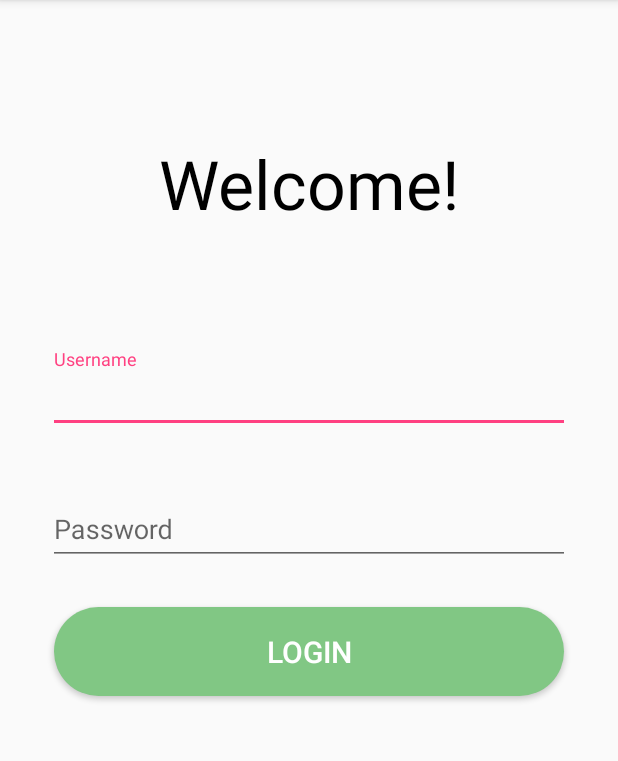
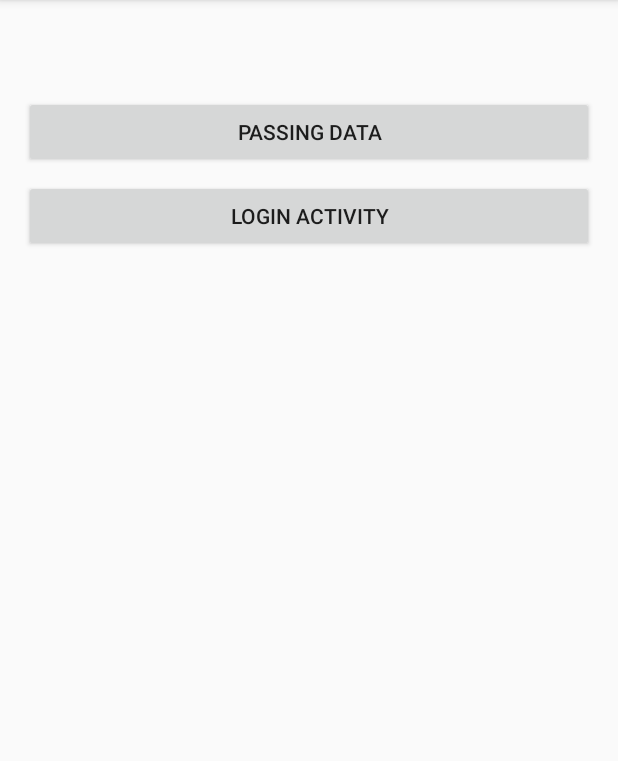
Before and after one commit to lianmafutra/Login_template, an Android app: the screen it shows after launch (MainActivity before the commit, BaseActivity after it), on a phone screen of 412 x 824 dp, the part 84-845 px from its top. Run offline under Robolectric (Android 15) with nearby library versions, the phone set to English and light mode, and no system bars; our stand-ins replace ButterKnife.

Commit message:
Passing data activity intent, bundle, parcelable

```diff
--- /dev/null
+++ b/app/src/main/java/com/myapp/login_template/activity/BaseActivity.java
@@ -0,0 +1,37 @@
+package com.myapp.login_template.activity;
+
+import android.content.Intent;
+import android.os.Bundle;
+import android.view.View;
+
+import androidx.appcompat.app.AppCompatActivity;
+
+import com.myapp.login_template.R;
+import com.myapp.login_template.activity.ListActivity.List_example;
+import com.myapp.login_template.activity.LoginActivity.LoginActivity;
+import com.myapp.login_template.activity.PassingData.PassingData_example;
+
+import butterknife.ButterKnife;
+import butterknife.OnClick;
+
+public class BaseActivity extends AppCompatActivity {
+
+    @Override
+    protected void onCreate(Bundle savedInstanceState) {
+        super.onCreate(savedInstanceState);
+        setContentView(R.layout.activity_base);
+        ButterKnife.bind(this);
+    }
+
+    @OnClick({R.id.btn_passing_data, R.id.btn_login_activity})
+    public void onViewClicked(View view) {
+        switch (view.getId()) {
+            case R.id.btn_passing_data:
+                startActivity(new Intent(this, PassingData_example.class));
+                break;
+            case R.id.btn_login_activity:
+                startActivity(new Intent(this, LoginActivity.class));
+                break;
+        }
+    }
+}
--- a/app/src/main/java/com/myapp/login_template/activity/list_example.java
+++ b/app/src/main/java/com/myapp/login_template/activity/ListActivity/List_example.java
@@ -1,4 +1,4 @@
-package com.myapp.login_template.activity;
+package com.myapp.login_template.activity.ListActivity;
 
 import android.os.Bundle;
 import android.widget.ProgressBar;
@@ -16,7 +16,7 @@ import com.myapp.login_template.utils.MyToastShow;
 import butterknife.BindView;
 import butterknife.ButterKnife;
 
-public class list_example extends AppCompatActivity {
+public class List_example extends AppCompatActivity {
 
     @BindView(R.id.progressBar_example)
     ProgressBar progressBarExample;
@@ -34,7 +34,6 @@ public class list_example extends AppCompatActivity {
         setContentView(R.layout.activity_list_example);
         ButterKnife.bind(this);
         alertDialog = new MyAlertDialog(this);
-
         alertDialog.showDialog(MyAlertDialog.GAGAL);
     }
 }
--- a/app/src/main/java/com/myapp/login_template/activity/MainActivity.java
+++ b/app/src/main/java/com/myapp/login_template/activity/LoginActivity/LoginActivity.java
@@ -1,4 +1,4 @@
-package com.myapp.login_template.activity;
+package com.myapp.login_template.activity.LoginActivity;
 
 import android.content.Context;
 import android.content.Intent;
@@ -14,17 +14,17 @@ import com.mobsandgeeks.saripaar.ValidationError;
 import com.mobsandgeeks.saripaar.Validator;
 import com.mobsandgeeks.saripaar.annotation.NotEmpty;
 import com.myapp.login_template.R;
+import com.myapp.login_template.activity.ListActivity.List_example;
 import com.myapp.login_template.utils.MyToastShow;
-
 import java.util.List;
 
 import butterknife.BindView;
 import butterknife.ButterKnife;
 import butterknife.OnClick;
 
-public class MainActivity extends AppCompatActivity implements Validator.ValidationListener {
+public class LoginActivity extends AppCompatActivity implements Validator.ValidationListener {
 
-    Context ctx = MainActivity.this;
+    Context ctx = LoginActivity.this;
 
     @NotEmpty
     @BindView(R.id.et_username)
@@ -57,8 +57,8 @@ public class MainActivity extends AppCompatActivity implements Validator.Validat
     @Override
     public void onValidationSucceeded() {
         toast.show("Login Succes");
-
-        startActivity(new Intent(this, list_example.class));
+//        Toast.makeText(LoginActivity.this, "Login Succes", Toast.LENGTH_SHORT).show();
+        startActivity(new Intent(this, List_example.class));
     }
 
     @Override
--- /dev/null
+++ b/app/src/main/res/layout/activity_base.xml
@@ -0,0 +1,31 @@
+<?xml version="1.0" encoding="utf-8"?>
+<androidx.constraintlayout.widget.ConstraintLayout xmlns:android="http://schemas.android.com/apk/res/android"
+    xmlns:app="http://schemas.android.com/apk/res-auto"
+    xmlns:tools="http://schemas.android.com/tools"
+    android:layout_width="match_parent"
+    android:layout_height="match_parent"
+    tools:context=".activity.BaseActivity">
+
+    <Button
+        android:id="@+id/btn_passing_data"
+        android:layout_width="0dp"
+        android:layout_height="wrap_content"
+        android:layout_marginStart="16dp"
+        android:layout_marginTop="64dp"
+        android:layout_marginEnd="16dp"
+        android:text="Passing data"
+        app:layout_constraintEnd_toEndOf="parent"
+        app:layout_constraintHorizontal_bias="0.498"
+        app:layout_constraintStart_toStartOf="parent"
+        app:layout_constraintTop_toTopOf="parent" />
+
+    <Button
+        android:id="@+id/btn_login_activity"
+        android:layout_width="0dp"
+        android:layout_height="wrap_content"
+        android:layout_marginTop="8dp"
+        android:text="Login Activity"
+        app:layout_constraintEnd_toEndOf="@+id/btn_passing_data"
+        app:layout_constraintStart_toStartOf="@+id/btn_passing_data"
+        app:layout_constraintTop_toBottomOf="@+id/btn_passing_data" />
+</androidx.constraintlayout.widget.ConstraintLayout>
--- a/app/src/main/res/layout/activity_list_example.xml
+++ b/app/src/main/res/layout/activity_list_example.xml
@@ -4,7 +4,7 @@
     xmlns:tools="http://schemas.android.com/tools"
     android:layout_width="match_parent"
     android:layout_height="match_parent"
-    tools:context=".activity.list_example">
+    tools:context=".activity.ListActivity.List_example">
 
 
     <ProgressBar
--- a/app/src/main/res/layout/activity_main.xml
+++ b/app/src/main/res/layout/activity_main.xml
@@ -4,7 +4,7 @@
     xmlns:tools="http://schemas.android.com/tools"
     android:layout_width="match_parent"
     android:layout_height="match_parent"
-    tools:context=".activity.MainActivity">
+    tools:context=".activity.LoginActivity.LoginActivity">
 
 
     <TextView
```
Also changed, not shown: app/src/main/AndroidManifest.xml (+9 -4 lines), app/src/main/java/com/myapp/login_template/activity/PassingData/PassingData_example.java (added, +66 -0 lines), app/src/main/java/com/myapp/login_template/activity/PassingData/ShowData_example.java (added, +36 -0 lines), app/src/main/java/com/myapp/login_template/model/ModelParcelable_example.java (added, +79 -0 lines), app/src/main/res/layout/activity_base_example.xml (added, +39 -0 lines), app/src/main/res/layout/activity_show_data.xml (added, +22 -0 lines).
